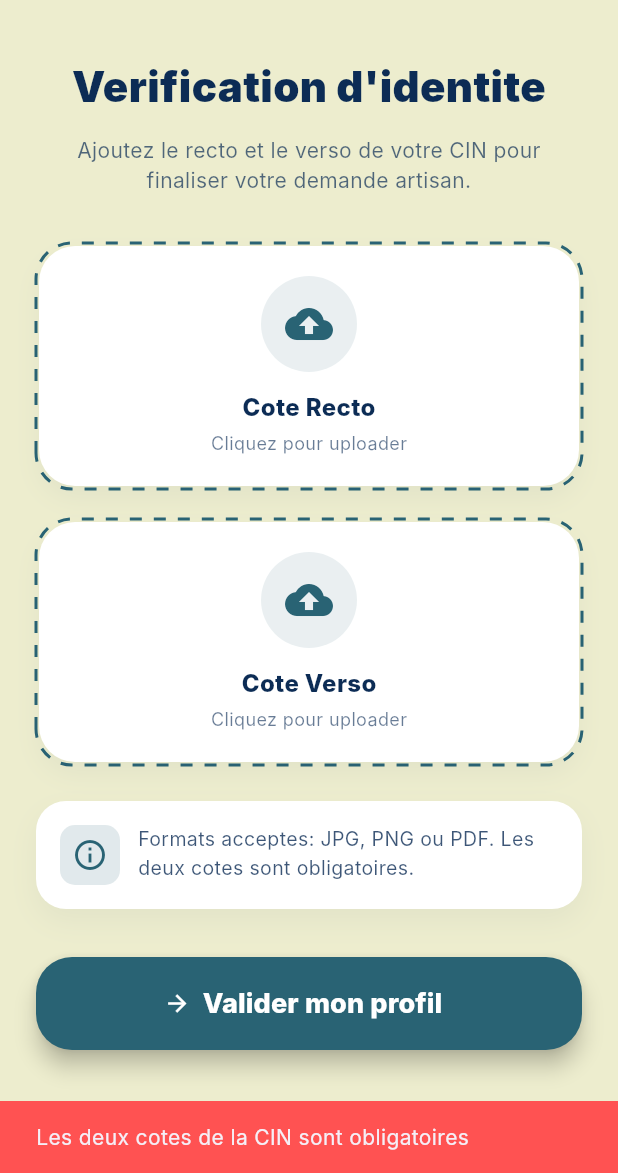
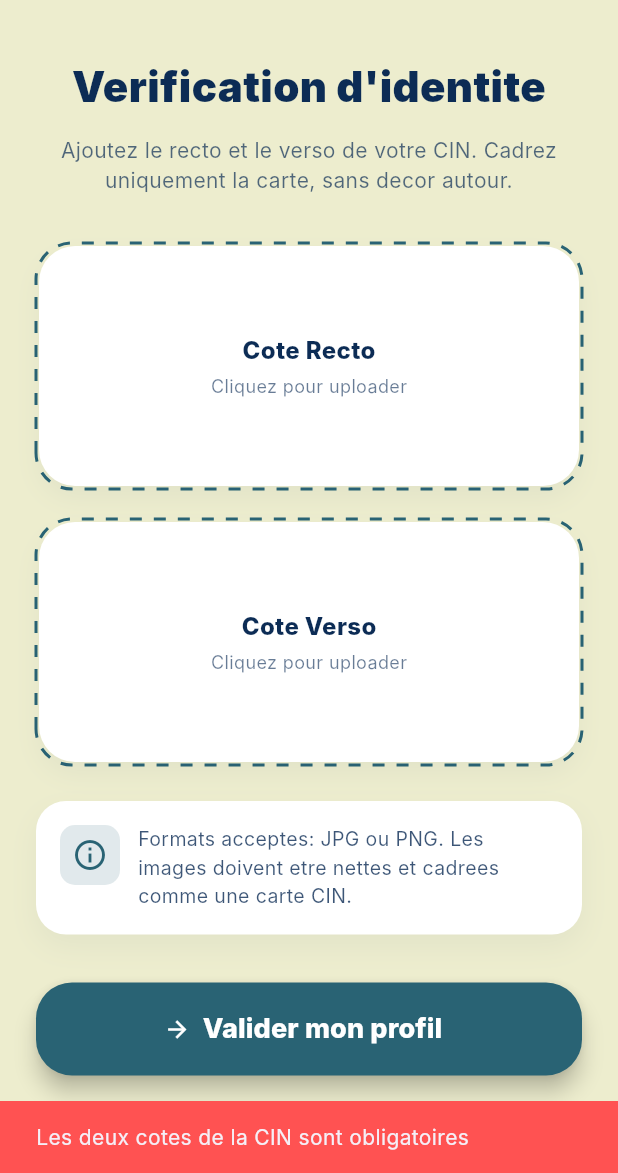
Before and after one commit to Goujil-F0/Lmaalem-project, a Flutter app: the UploadCinScreen screen opened directly, after a tap on "Valider mon profil", on a phone screen of 412 x 824 dp, the part 63-1236 px from its top. Run offline on Flutter 3.47's test engine with Material 3 defaults, Android fonts, the phone set to English and light mode, and no system bars; drawn by our look-alikes of dotted_border; our stand-ins replace flutter_map, geolocator, image_picker, latlong2, salomon_bottom_bar, shared_preferences and 1 more; accounts and stored records are empty; Roboto replaces fonts that are missing (Inter).

Commit message:
chore: verification de CIN

```diff
--- a/maalem_app/lib/presentation/auth/screens/upload_cin_screen.dart
+++ b/maalem_app/lib/presentation/auth/screens/upload_cin_screen.dart
@@ -1,9 +1,10 @@
+import 'dart:async';
 import 'dart:typed_data';
+import 'dart:ui' as ui;
 
 import 'package:flutter/material.dart';
 import 'package:image_picker/image_picker.dart';
 import 'package:maalem_app/core/constants/app_colors.dart';
-import 'package:maalem_app/presentation/auth/screens/auth_screen.dart';
 import 'package:maalem_app/presentation/auth/widgets/cin_upload_card.dart';
 import 'package:maalem_app/providers/auth_provider.dart';
 import 'package:provider/provider.dart';
@@ -36,6 +37,12 @@ class _UploadCinScreenState extends State<UploadCinScreen> {
       return;
     }
 
+    final validation = await _validateCinImage(bytes);
+    if (!validation.isValid) {
+      _showSnackBar(validation.message, Colors.redAccent);
+      return;
+    }
+
     final fileName = selected.name;
 
     if (!mounted) return;
@@ -64,27 +71,76 @@ class _UploadCinScreenState extends State<UploadCinScreen> {
     }
 
     setState(() => _isLoading = true);
-    final auth = context.read<AuthProvider>();
-    final result = await auth.uploadCin(_rectoFile!, _versoFile!);
+
+    Map<String, dynamic> result;
+    try {
+      final auth = context.read<AuthProvider>();
+      result = await auth.uploadCin(_rectoFile!, _versoFile!);
+    } catch (e) {
+      result = {
+        'success': false,
+        'error': 'Erreur upload : $e',
+      };
+    } finally {
+      if (mounted) setState(() => _isLoading = false);
+    }
 
     if (!mounted) return;
-    setState(() => _isLoading = false);
 
-    if (result['success']) {
-      _showSnackBar(
-        'CIN uploadee avec succes. Connectez-vous maintenant.',
-        Colors.green,
-      );
-      await Future.delayed(const Duration(milliseconds: 500));
-      if (!mounted) return;
-      Navigator.pushReplacement(
-        context,
-        MaterialPageRoute(builder: (_) => const AuthScreen()),
-      );
+    if (result['success'] == true) {
+      final messenger = ScaffoldMessenger.of(context);
+      Navigator.of(context).popUntil((route) => route.isFirst);
+      messenger
+        ..clearSnackBars()
+        ..showSnackBar(
+          const SnackBar(
+            content: Text('Compte cree avec succes. Connectez-vous maintenant.'),
+            backgroundColor: Colors.green,
+          ),
+        );
       return;
     }
 
     _showSnackBar(result['error'] ?? 'Erreur upload', Colors.redAccent);
+  }
+
+  Future<_CinValidationResult> _validateCinImage(Uint8List bytes) async {
+    try {
+      final image = await _decodeImage(bytes);
+      final width = image.width;
+      final height = image.height;
+      image.dispose();
+
+      final shortestSide = width < height ? width : height;
+      final longestSide = width > height ? width : height;
+      if (shortestSide < 180 || longestSide < 320) {
+        return const _CinValidationResult(
+          false,
+          'Image trop petite. Choisissez une photo un peu plus nette de la CIN.',
+        );
+      }
+
+      final ratio = width > height ? width / height : height / width;
+      if (ratio < 1.15 || ratio > 2.25) {
+        return const _CinValidationResult(
+          false,
+          'Image difficile a verifier. Essayez de cadrer la carte CIN de plus pres.',
+        );
+      }
+
+      return const _CinValidationResult(true, '');
+    } catch (_) {
+      return const _CinValidationResult(
+        false,
+        'Impossible de verifier cette image. Reessayez avec une photo nette.',
+      );
+    }
+  }
+
+  Future<ui.Image> _decodeImage(Uint8List bytes) {
+    final completer = Completer<ui.Image>();
+    ui.decodeImageFromList(bytes, completer.complete);
+    return completer.future;
   }
 
   void _showSnackBar(String message, Color color) {
@@ -130,7 +186,7 @@ class _UploadCinScreenState extends State<UploadCinScreen> {
               ),
               const SizedBox(height: 12),
               Text(
-                'Ajoutez le recto et le verso de votre CIN pour finaliser votre demande artisan.',
+                'Ajoutez le recto et le verso de votre CIN. Cadrez uniquement la carte, sans decor autour.',
                 style: TextStyle(
                   color: AppColors.navy.withValues(alpha: 0.7),
                   fontSize: 14,
@@ -182,7 +238,7 @@ class _UploadCinScreenState extends State<UploadCinScreen> {
                     const SizedBox(width: 12),
                     Expanded(
                       child: Text(
-                        'Formats acceptes: JPG, PNG ou PDF. Les deux cotes sont obligatoires.',
+                        'Formats acceptes: JPG ou PNG. Les images doivent etre nettes et cadrees comme une carte CIN.',
                         style: TextStyle(
                           color: AppColors.navy.withValues(alpha: 0.8),
                           fontSize: 13,
@@ -234,3 +290,10 @@ class _UploadCinScreenState extends State<UploadCinScreen> {
     );
   }
 }
+
+class _CinValidationResult {
+  final bool isValid;
+  final String message;
+
+  const _CinValidationResult(this.isValid, this.message);
+}
--- a/maalem_app/lib/presentation/auth/widgets/cin_upload_card.dart
+++ b/maalem_app/lib/presentation/auth/widgets/cin_upload_card.dart
@@ -158,15 +158,6 @@ class CinUploadCard extends StatelessWidget {
         child: Column(
           mainAxisAlignment: MainAxisAlignment.center,
           children: [
-            Container(
-              padding: const EdgeInsets.all(16),
-              decoration: BoxDecoration(
-                color: AppColors.teal.withValues(alpha: 0.1),
-                shape: BoxShape.circle,
-              ),
-              child: const Icon(Icons.cloud_upload, color: AppColors.teal, size: 32),
-            ),
-            const SizedBox(height: 12),
             Text(
               label,
               style: const TextStyle(
--- a/maalem_app/lib/providers/auth_provider.dart
+++ b/maalem_app/lib/providers/auth_provider.dart
@@ -145,6 +145,11 @@ class AuthProvider with ChangeNotifier {
       }
 
       return result;
+    } catch (e) {
+      return {
+        'success': false,
+        'error': 'Erreur upload CIN : $e',
+      };
     } finally {
       _isLoading = false;
       notifyListeners();
```
Also changed, not shown: maalem_app/lib/presentation/auth/screens/auth_screen.dart (+20 -2 lines), maalem_app/lib/presentation/auth/screens/register_screen.dart (+27 -51 lines).
